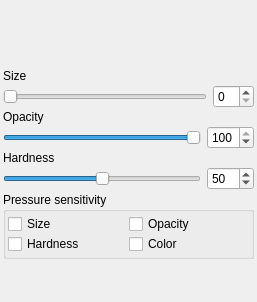
Old version of the form src/client/ui/brushsettings.ui in the repository drawpile/Drawpile.
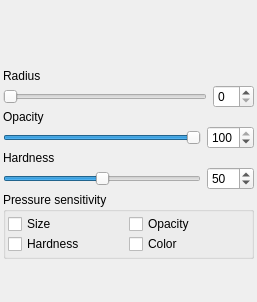
New version of the form. Custom widgets are drawn as their Qt base class.

What changed in the file:
```diff
--- a/src/client/ui/brushsettings.ui
+++ b/src/client/ui/brushsettings.ui
@@ -46,7 +46,7 @@
    <item>
     <widget class="QLabel" name="label" >
      <property name="text" >
-      <string>Size</string>
+      <string>Radius</string>
      </property>
     </widget>
    </item>
```
